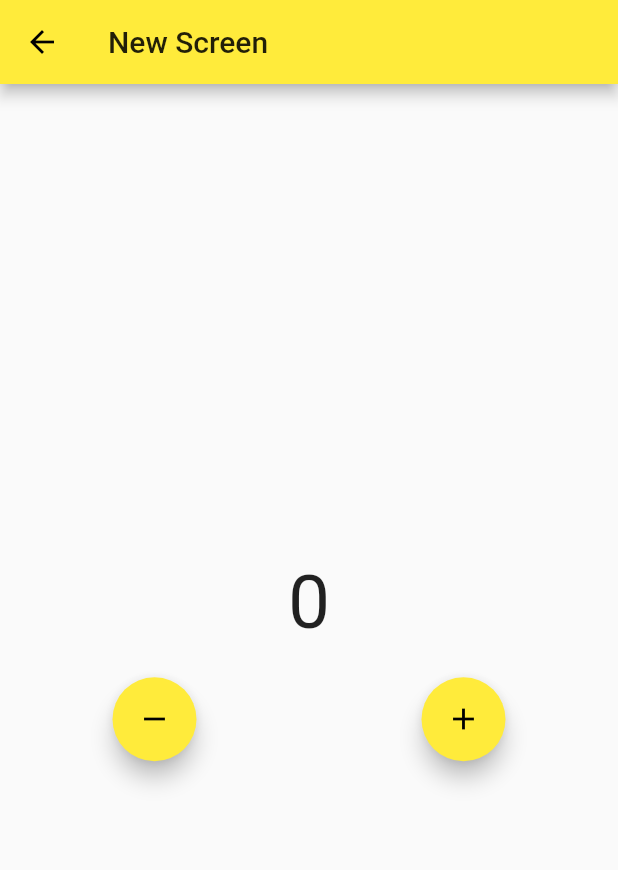
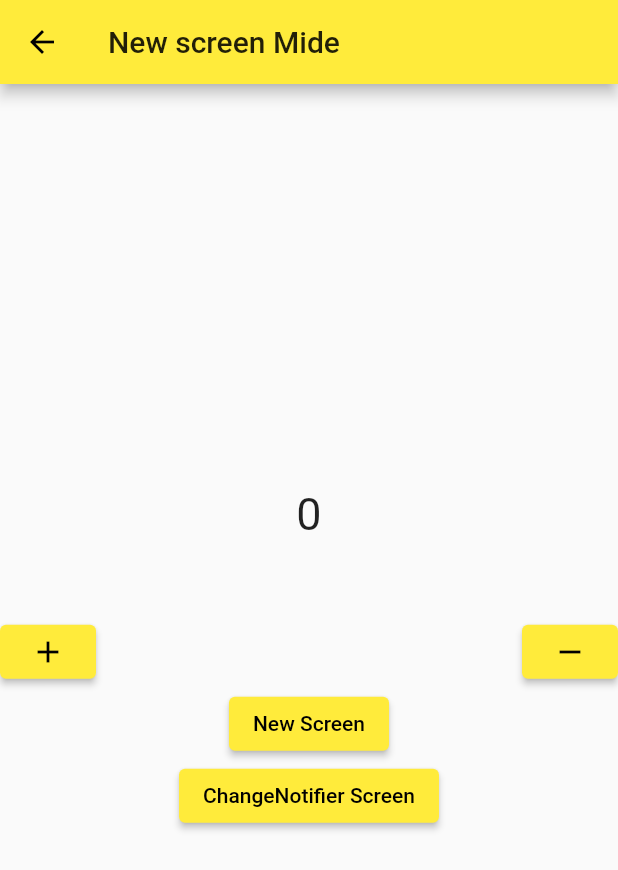
Before and after one commit to WojuadeAA/counter_app_state_management, a Flutter app: the screen it shows after launch, after a tap on the "add" icon, after a tap on the "remove" icon, after a tap on "New Screen", on a phone screen of 412 x 824 dp. Shown: the top 870 px of the screen. Run offline on Flutter 3.47's test engine with Material 2 defaults, Android fonts, the phone set to English and light mode, and no system bars; our stand-ins replace flutter_riverpod.

Commit message:
Riverpod class 2

```diff
--- /dev/null
+++ b/lib/riverpod/riverpod_main.dart
@@ -0,0 +1,173 @@
+import 'package:counter_app/riverpod/changeNotifierCounter.dart';
+import 'package:flutter/material.dart';
+import 'package:flutter_riverpod/flutter_riverpod.dart';
+
+final firstProvider = Provider((ref) => "Mide");
+
+final counterProvider = StateProvider((ref) => 0);
+
+// stateNotifierProvider;
+
+class RiverpodApp extends StatelessWidget {
+  const RiverpodApp({Key? key}) : super(key: key);
+
+  @override
+  Widget build(BuildContext context) {
+    return MaterialApp(
+        title: 'Flutter Demo',
+        theme: ThemeData(
+          primarySwatch: Colors.yellow,
+        ),
+        home: RiverpodHomePage());
+  }
+}
+
+class RiverpodHomePage extends StatelessWidget {
+  const RiverpodHomePage({Key? key}) : super(key: key);
+
+  @override
+  Widget build(BuildContext context) {
+    return Scaffold(
+      appBar: AppBar(
+        title: Consumer(
+          builder: (context, watch, _) {
+            final value = watch(firstProvider);
+            return Text("$value");
+          },
+        ),
+      ),
+      body: Column(
+        mainAxisAlignment: MainAxisAlignment.center,
+        children: [
+          Consumer(
+            builder: (context, watch, child) {
+              final counterValue = watch(counterProvider);
+              return Text(
+                "${counterValue.state}",
+                style: TextStyle(
+                  fontSize: 30,
+                ),
+              );
+            },
+          ),
+          SizedBox(
+            height: 50,
+          ),
+          Row(
+            mainAxisAlignment: MainAxisAlignment.spaceBetween,
+            children: [
+              Center(
+                child: ElevatedButton(
+                  onPressed: () {
+                    context.read(counterProvider).state++;
+                  },
+                  child: Icon(Icons.add),
+                ),
+              ),
+              Center(
+                child: ElevatedButton(
+                  onPressed: () {
+                    context.read(counterProvider).state--;
+                  },
+                  child: Icon(Icons.remove),
+                ),
+              ),
+            ],
+          ),
+          Center(
+            child: ElevatedButton(
+              onPressed: () {
+                Navigator.push(
+                    context,
+                    MaterialPageRoute(
+                      builder: (context) => RiverpodNewScreen(),
+                    ));
+              },
+              child: Text("New Screen"),
+            ),
+          ),
+        ],
+      ),
+    );
+  }
+}
+
+class RiverpodNewScreen extends StatelessWidget {
+  const RiverpodNewScreen({Key? key}) : super(key: key);
+
+  @override
+  Widget build(BuildContext context) {
+    print("rebuilding newscreen builder");
+    final value = context.read(firstProvider);
+    return Scaffold(
+      appBar: AppBar(
+        title: Text("New screen $value"),
+      ),
+      body: Column(
+        mainAxisAlignment: MainAxisAlignment.center,
+        children: [
+          Consumer(
+            builder: (context, watch, child) {
+              print("rebuilding newscreen consumer builder");
+              final counterValue = watch(counterProvider);
+              return Text(
+                "${counterValue.state}",
+                style: TextStyle(
+                  fontSize: 30,
+                ),
+              );
+            },
+          ),
+          SizedBox(
+            height: 50,
+          ),
+          Row(
+            mainAxisAlignment: MainAxisAlignment.spaceBetween,
+            children: [
+              Center(
+                child: ElevatedButton(
+                  onPressed: () {
+                    context.read(counterProvider).state++;
+                  },
+                  child: Icon(Icons.add),
+                ),
+              ),
+              Center(
+                child: ElevatedButton(
+                  onPressed: () {
+                    context.read(counterProvider).state--;
+                  },
+                  child: Icon(Icons.remove),
+                ),
+              ),
+            ],
+          ),
+          Center(
+            child: ElevatedButton(
+              onPressed: () {
+                Navigator.push(
+                    context,
+                    MaterialPageRoute(
+                      builder: (context) => RiverpodNewScreen(),
+                    ));
+              },
+              child: Text("New Screen"),
+            ),
+          ),
+          Center(
+            child: ElevatedButton(
+              onPressed: () {
+                Navigator.push(
+                    context,
+                    MaterialPageRoute(
+                      builder: (context) => ChangeNotiferExampleScreen(),
+                    ));
+              },
+              child: Text("ChangeNotifier Screen"),
+            ),
+          ),
+        ],
+      ),
+    );
+  }
+}
--- a/pubspec.yaml
+++ b/pubspec.yaml
@@ -28,6 +28,7 @@ dependencies:
   # The following adds the Cupertino Icons font to your application.
   # Use with the CupertinoIcons class for iOS style icons.
   cupertino_icons: ^1.0.2
+  flutter_riverpod: ^0.14.0+3
 
 dev_dependencies:
   flutter_test:
```
Also changed, not shown: lib/main.dart (+61 -30 lines), lib/riverpod/changeNotifier.dart (added, +35 -0 lines), lib/riverpod/changeNotifierCounter.dart (added, +65 -0 lines), pubspec.lock.
